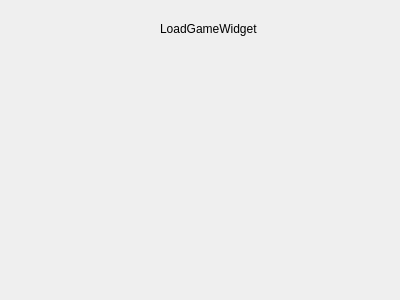
Before: the Qt Designer form BattleIsle/loadgamewidget.ui in BenjaminBerkei/Swt-Praktikum, drawn with Qt 5.
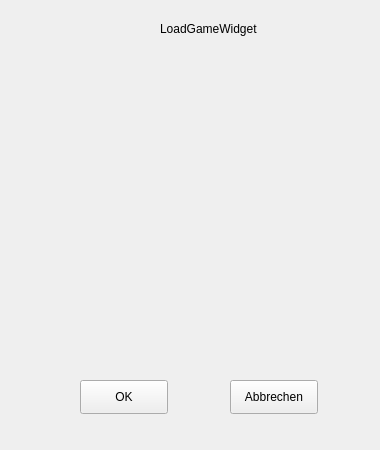
After: the same form once the commit is applied.

```diff
--- a/BattleIsle/loadgamewidget.ui
+++ b/BattleIsle/loadgamewidget.ui
@@ -6,8 +6,8 @@
    <rect>
     <x>0</x>
     <y>0</y>
-    <width>400</width>
-    <height>300</height>
+    <width>380</width>
+    <height>450</height>
    </rect>
   </property>
   <property name="windowTitle">
@@ -26,6 +26,32 @@
     <string>LoadGameWidget</string>
    </property>
   </widget>
+  <widget class="QPushButton" name="qbutton_apply">
+   <property name="geometry">
+    <rect>
+     <x>80</x>
+     <y>380</y>
+     <width>88</width>
+     <height>34</height>
+    </rect>
+   </property>
+   <property name="text">
+    <string>OK</string>
+   </property>
+  </widget>
+  <widget class="QPushButton" name="qbutton_cancel">
+   <property name="geometry">
+    <rect>
+     <x>230</x>
+     <y>380</y>
+     <width>88</width>
+     <height>34</height>
+    </rect>
+   </property>
+   <property name="text">
+    <string>Abbrechen</string>
+   </property>
+  </widget>
  </widget>
  <resources/>
  <connections/>
```
